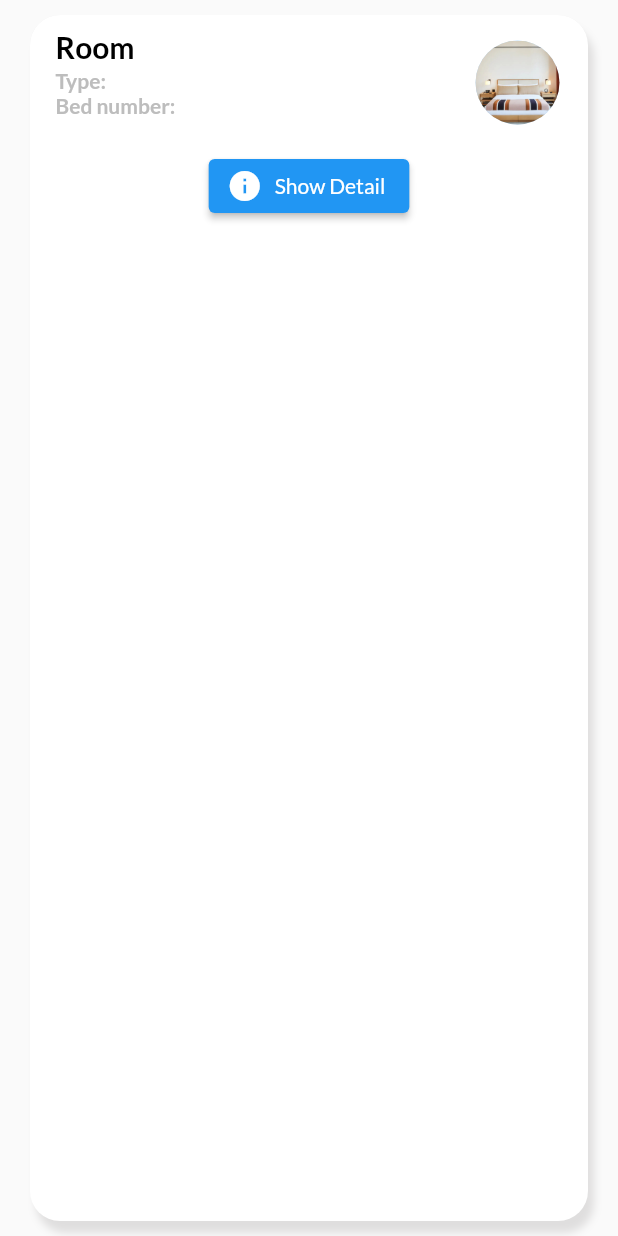
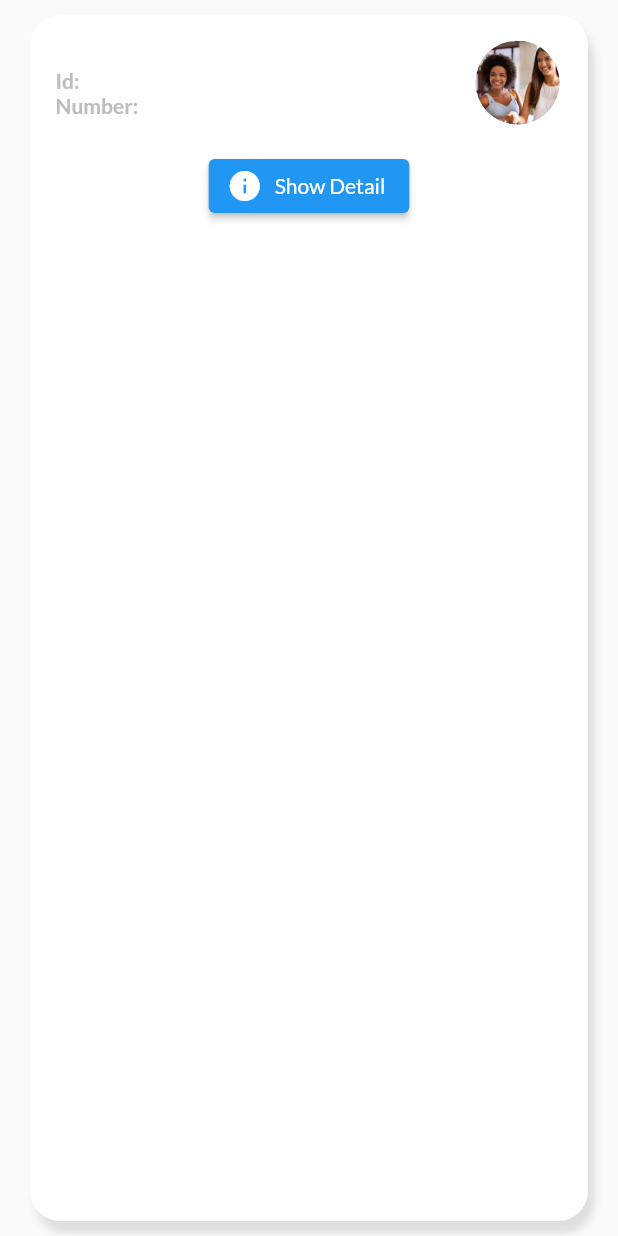
Before and after one commit to tsuna614/MHA-project, a Flutter app: the ViewCard widget shown alone on an empty page, opened directly with empty values, on a phone screen of 412 x 824 dp. Run offline on Flutter 3.47's test engine with Material 2 defaults, Android fonts, the phone set to English and light mode, and no system bars; our stand-ins replace cloud_firestore, firebase_auth, firebase_core, firebase_storage, google_fonts, image_picker; accounts and stored records are empty.

Commit message:
+code view_screen(service&customer&employee)

```diff
--- a/mha_project/lib/screens/hotel-screens/manage-screens/create_screen.dart
+++ b/mha_project/lib/screens/hotel-screens/manage-screens/create_screen.dart
@@ -283,7 +283,7 @@ class _CreateScreenState extends State<CreateScreen> {
       textField4Icon = Icons.mail;
     } else {
       appBarTitle = 'CREATE CUSTOMER';
-      textField1HintText = 'Customer\'s ID';
+      textField1HintText = 'Identity card number';
       textField2HintText = 'Customer\'s fullname';
       textField3HintText = 'Customer\'s number';
       textField4HintText = 'Customer\'s email';
--- a/mha_project/lib/screens/hotel-screens/manage-screens/view_screen/detail_screen.dart
+++ b/mha_project/lib/screens/hotel-screens/manage-screens/view_screen/detail_screen.dart
@@ -5,15 +5,33 @@ import 'package:flutter/material.dart';
 class DetailScreen extends StatelessWidget {
   const DetailScreen(
       {super.key,
-      required this.address,
-      required this.beds,
-      required this.floor,
-      required this.price,
-      required this.type,
+      required this.categoryName,
+      required this.parameter1,
+      required this.parameter2,
+      required this.parameter3,
+      required this.parameter4,
+      required this.parameter5,
       required this.showBottomSheetHeight,
       required this.docId});
-  final String address, beds, floor, price, type, docId;
+  final String parameter1,
+      parameter2,
+      parameter3,
+      parameter4,
+      parameter5,
+      docId,
+      categoryName;
   final double showBottomSheetHeight;
+  String _setImage() {
+    if (categoryName == 'room') {
+      return 'assets/images/room.jpg';
+    } else if (categoryName == 'service') {
+      return 'assets/images/service.jpg';
+    } else if (categoryName == 'employee') {
+      return 'assets/images/employee.jpg';
+    }
+    return 'assets/images/customer.jpg';
+  }
+
   @override
   Widget build(BuildContext context) {
     return ElevatedButton.icon(
@@ -30,10 +48,10 @@ class DetailScreen extends StatelessWidget {
                           margin: EdgeInsets.all(20.0),
                           child: ClipRRect(
                             borderRadius: BorderRadius.circular(20.0),
-                            child: Image.asset('assets/images/room.jpg'),
+                            child: Image(image: AssetImage(_setImage())),
                           )),
                       Text(
-                        'Room\'s information',
+                        '${categoryName[0].toUpperCase()}${categoryName.substring(1).toLowerCase()}\'s information',
                         style: TextStyle(
                           color: Colors.black,
                           fontSize: 22.0,
@@ -58,73 +76,95 @@ class DetailScreen extends StatelessWidget {
                                 Column(
                                     crossAxisAlignment:
                                         CrossAxisAlignment.start,
-                                    children: const [
-                                      Text('Room\'s address:',
+                                    children: [
+                                      Text(
+                                          (categoryName == 'room')
+                                              ? 'Room\'s address'
+                                              : '${categoryName[0].toUpperCase()}${categoryName.substring(1).toLowerCase()}\'s Id:',
                                           style: TextStyle(
                                               color: Colors.orange,
                                               fontWeight: FontWeight.bold,
                                               fontSize: 18.0)),
-                                      Text('Floor:',
+                                      Text(
+                                          (categoryName == 'room')
+                                              ? 'Floor:'
+                                              : 'Name:',
                                           style: TextStyle(
                                               color: Colors.orange,
                                               fontWeight: FontWeight.bold,
                                               fontSize: 18.0)),
-                                      Text('Type:',
+                                      Text(
+                                          (categoryName == 'room') ||
+                                                  (categoryName == 'service')
+                                              ? 'Type:'
+                                              : 'Email:',
                                           style: TextStyle(
                                               color: Colors.orange,
                                               fontWeight: FontWeight.bold,
                                               fontSize: 18.0)),
-                                      Text('Number of bed:',
+                                      Text(
+                                          (categoryName == 'room')
+                                              ? 'Number of bed:'
+                                              : 'Number:',
                                           style: TextStyle(
                                               color: Colors.orange,
                                               fontWeight: FontWeight.bold,
                                               fontSize: 18.0)),
+                                      if (categoryName == 'room' ||
+                                          categoryName == 'service') ...[
                                         Text('Price:',
                                             style: TextStyle(
                                                 color: Colors.orange,
                                                 fontWeight: FontWeight.bold,
-                                              fontSize: 18.0)),
+                                                fontSize: 18.0))
+                                      ],
+                                      if (categoryName == 'room') ...[
                                         Text('Status:',
                                             style: TextStyle(
                                                 color: Colors.orange,
                                                 fontWeight: FontWeight.bold,
-                                              fontSize: 18.0)),
+                                                fontSize: 18.0))
+                                      ]
                                     ]),
                                 Column(children: [
-                                  Text('$address',
+                                  Text('$parameter1',
                                       style: TextStyle(
                                           color: Colors.black,
                                           fontWeight: FontWeight.bold,
                                           fontSize: 18.0)),
-                                  Text('$floor',
+                                  Text('$parameter2',
                                       style: TextStyle(
                                           color: Colors.black,
                                           fontWeight: FontWeight.bold,
                                           fontSize: 18.0)),
-                                  Text('$type',
+                                  Text('$parameter3',
                                       style: TextStyle(
                                           color: Colors.black,
                                           fontWeight: FontWeight.bold,
                                           fontSize: 18.0)),
-                                  Text('$beds',
+                                  Text('$parameter4',
                                       style: TextStyle(
                                           color: Colors.black,
                                           fontWeight: FontWeight.bold,
                                           fontSize: 18.0)),
-                                  Text('$price',
+                                  if (categoryName == 'room' ||
+                                      categoryName == 'service') ...[
+                                    Text('$parameter5\$',
                                         style: TextStyle(
                                             color: Colors.black,
                                             fontWeight: FontWeight.bold,
                                             fontSize: 18.0)),
+                                  ],
+                                  if (categoryName == 'room') ...[
                                     Text('None',
                                         style: TextStyle(
                                             color: Colors.black,
                                             fontWeight: FontWeight.bold,
                                             fontSize: 18.0))
+                                  ]
                                 ]),
                               ])),
                           Container(
-                              // margin: EdgeInsets.only(top: 50.0, bottom: 30.0),
                               child: Row(
                             mainAxisAlignment: MainAxisAlignment.spaceEvenly,
                             children: [
@@ -137,7 +177,7 @@ class DetailScreen extends StatelessWidget {
                               ),
                               ElevatedButton(
                                 onPressed: () {
-                                  DeleteDialog(context, docId, address);
+                                  DeleteDialog(context, docId, parameter1);
                                 },
                                 style: ElevatedButton.styleFrom(
                                     backgroundColor: Colors.red),
@@ -162,7 +202,7 @@ void DeleteDialog(context, id, name) {
       context: context,
       builder: (BuildContext context) => AlertDialog(
             title: Text('Delete'),
-            content: Text('Are you sure you want to delete this object'),
+            content: Text('Are you sure you want to delete this object?'),
             actions: <Widget>[
               TextButton(
                 onPressed: () {
--- a/mha_project/lib/screens/hotel-screens/manage-screens/view_screen/view_card.dart
+++ b/mha_project/lib/screens/hotel-screens/manage-screens/view_screen/view_card.dart
@@ -4,16 +4,36 @@ import 'package:mha_project/screens/hotel-screens/manage-screens/view_screen/det
 class ViewCard extends StatelessWidget {
   const ViewCard(
       {super.key,
-      required this.address,
-      required this.beds,
-      required this.floor,
-      required this.price,
-      required this.type,
+      required this.categoryName,
+      required this.parameter1,
+      required this.parameter2,
+      required this.parameter3,
+      required this.parameter4,
+      required this.parameter5,
       required this.showBottomSheetHeight,
       required this.userId,
       required this.docId});
-  final String address, beds, floor, price, type, userId, docId;
+  final String
+      parameter1, //parameter1: address(room)/id (service&customer&employee)
+      parameter2, //parameter2: floor(room)/name (service&customer&employee)
+      parameter3, //parameter3: type(room&service)/email (customer&employee)
+      parameter4, //parameter4: beds(room)/number (sesrvice&customer&employee)
+      parameter5, //parameter5: price(room&service)
+      userId,
+      docId,
+      categoryName;
   final double showBottomSheetHeight;
+  String _setImage() {
+    if (categoryName == 'room') {
+      return 'assets/images/room.jpg';
+    } else if (categoryName == 'service') {
+      return 'assets/images/service.jpg';
+    } else if (categoryName == 'employee') {
+      return 'assets/images/employee.jpg';
+    }
+    return 'assets/images/customer.jpg';
+  }
+
   @override
   Widget build(BuildContext context) {
     return Container(
@@ -36,7 +56,12 @@ class ViewCard extends StatelessWidget {
                 borderRadius: BorderRadius.circular(20),
               ),
               title: Text(
-                'Room $address',
+                (categoryName == 'room')
+                    ? 'Room $parameter1'
+                    : (categoryName == 'service')
+                        ? 'Service $parameter2'
+                        : '$parameter2',
+                // ${categoryName[0].toUpperCase()}${categoryName.substring(1).toLowerCase()}
                 style: TextStyle(
                   fontWeight: FontWeight.bold,
                   fontSize: 20.0,
@@ -44,7 +69,14 @@ class ViewCard extends StatelessWidget {
                 ),
               ),
               subtitle: Text(
-                'Type: $type \nBed number: $beds',
+                (() {
+                  if (categoryName == 'room') {
+                    return 'Type: $parameter3 \nBed number: $parameter4';
+                  } else if (categoryName == 'service') {
+                    return 'Id: $parameter1 \nType: $parameter3';
+                  }
+                  return 'Id: $parameter1 \nNumber: $parameter4';
+                }()),
                 style: TextStyle(
                   fontWeight: FontWeight.bold,
                   fontSize: 14.0,
@@ -53,16 +85,17 @@ class ViewCard extends StatelessWidget {
               ),
               isThreeLine: true,
               trailing: CircleAvatar(
-                backgroundImage: AssetImage('assets/images/room.jpg'),
+                backgroundImage: AssetImage(_setImage()),
                 radius: 30.0,
               ),
             ),
             DetailScreen(
-                address: address,
-                beds: beds,
-                floor: floor,
-                price: price,
-                type: type,
+                categoryName: categoryName,
+                parameter1: parameter1,
+                parameter2: parameter2,
+                parameter3: parameter3,
+                parameter4: parameter4,
+                parameter5: parameter5,
                 showBottomSheetHeight: showBottomSheetHeight,
                 docId: docId)
           ],
```
Also changed, not shown: mha_project/lib/screens/hotel-screens/manage-screens/view_screen/view_room.dart (deleted, +0 -75 lines), mha_project/lib/screens/hotel-screens/manage-screens/view_screen/view_screen.dart (+37 -14 lines). Lines whose indentation alone changed are shown as unchanged.
